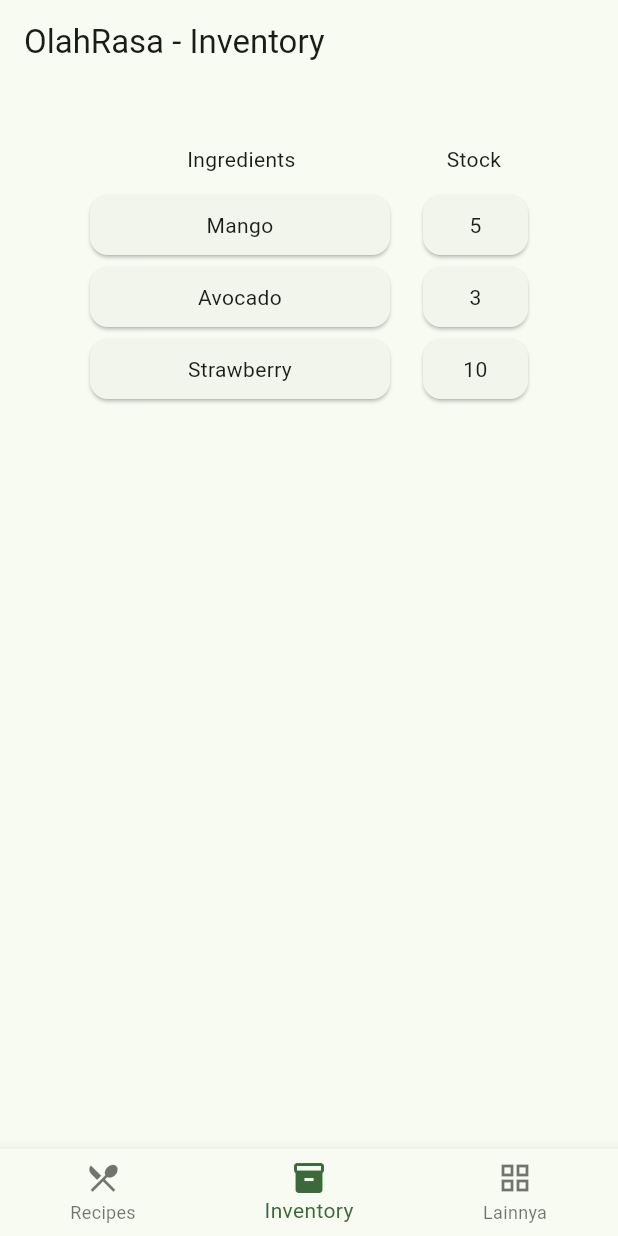
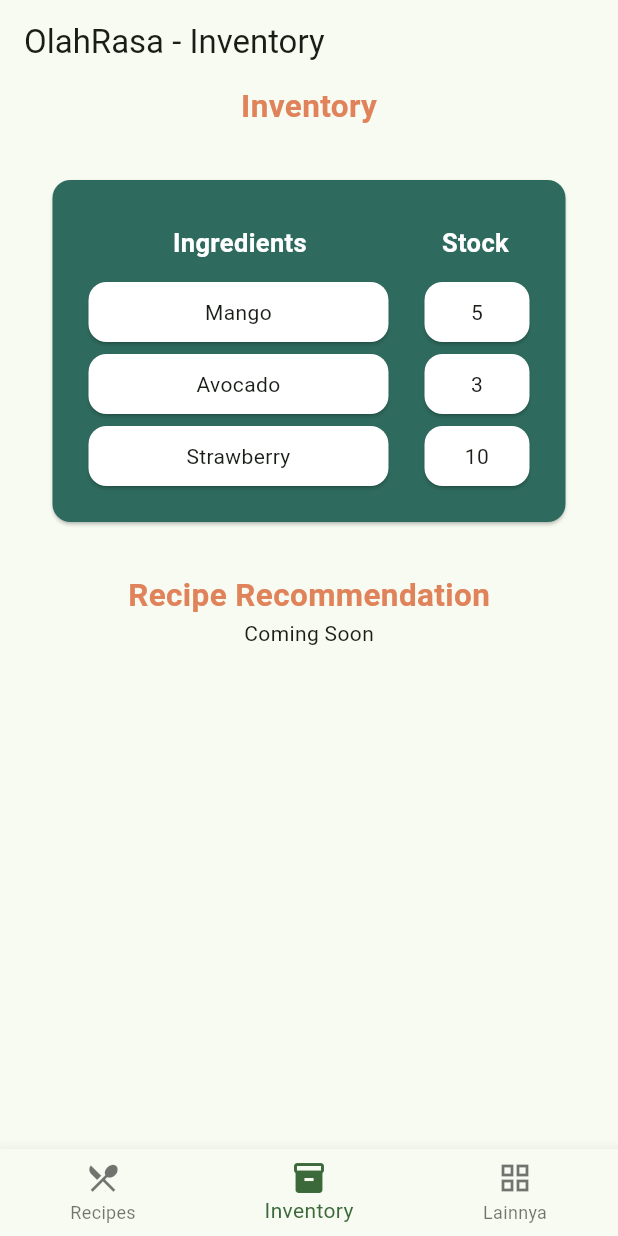
Before and after one commit to Tugas-Kelompok-PBP-D-10/OlahRasa_mobile, a Flutter app: the screen it shows after launch, item 2 of the bottom bar chosen, on a phone screen of 412 x 824 dp. Run offline on Flutter 3.47's test engine with Material 3 defaults, Android fonts, the phone set to English and light mode, and no system bars.

Commit message:
style: Memperindah tampilan halaman Inventory

```diff
--- a/lib/pages/inventory_page.dart
+++ b/lib/pages/inventory_page.dart
@@ -11,11 +11,25 @@ class InventoryPage extends StatelessWidget {
 
   @override
   Widget build(BuildContext context) {
-    return Container(
+    return Column(
+      children: [
+        Text(
+          "Inventory",
+          style: TextStyle(
+            fontSize: 21,
+            fontWeight: FontWeight.bold,
+            color: Color(0xFFE0835A),
+          ),
+        ),
+        Container(
           padding: EdgeInsets.all(30),
           alignment: Alignment.center,
           child: SizedBox(
-        width: 300,
+            width: 350,
+            child: Card(
+              color: Color(0xFF2E6B5E),
+              child: Padding(
+                padding: EdgeInsetsGeometry.all(20),
                 child: Column(
                   children: [
                     Row(
@@ -24,12 +38,28 @@ class InventoryPage extends StatelessWidget {
                         Container(
                           width: 210,
                           padding: EdgeInsets.all(10),
-                  child: Text("Ingredients", textAlign: TextAlign.center,),
+                          child: Text(
+                            "Ingredients",
+                            textAlign: TextAlign.center,
+                            style: TextStyle(
+                              fontWeight: FontWeight.bold,
+                              fontSize: 17,
+                              color: Colors.white,
+                            ),
+                          ),
                         ),
                         Container(
                           width: 80,
                           padding: EdgeInsets.all(10),
-                  child: Text("Stock", textAlign: TextAlign.center,),
+                          child: Text(
+                            "Stock",
+                            textAlign: TextAlign.center,
+                            style: TextStyle(
+                              fontWeight: FontWeight.bold,
+                              fontSize: 17,
+                              color: Colors.white,
+                            ),
+                          ),
                         ),
                       ],
                     ),
@@ -38,9 +68,21 @@ class InventoryPage extends StatelessWidget {
                     BahanCard(bahans[2]),
                   ],
                 ),
+              ),
             )
+          )
+        ),
+        Text(
+          "Recipe Recommendation",
+          style: TextStyle(
+            fontSize: 21,
+            fontWeight: FontWeight.bold,
+            color: Color(0xFFE0835A),
+          ),
+        ),
+        Text("Coming Soon"),
+      ],
     );
-
   }
 }
 
@@ -58,10 +100,10 @@ class BahanCard extends StatelessWidget{
   @override
   Widget build(BuildContext context) {
     return Row(
-
       mainAxisAlignment: MainAxisAlignment.spaceBetween,
       children: [
         Card (
+          color: Colors.white,
           child: Container(
             width: 200,
             padding: EdgeInsets.all(10),
@@ -69,6 +111,7 @@ class BahanCard extends StatelessWidget{
           ),
         ),
         Card (
+          color: Colors.white,
           child: Container(
             width: 70,
             padding: EdgeInsets.all(10),
```
Lines whose indentation alone changed are shown as unchanged.
